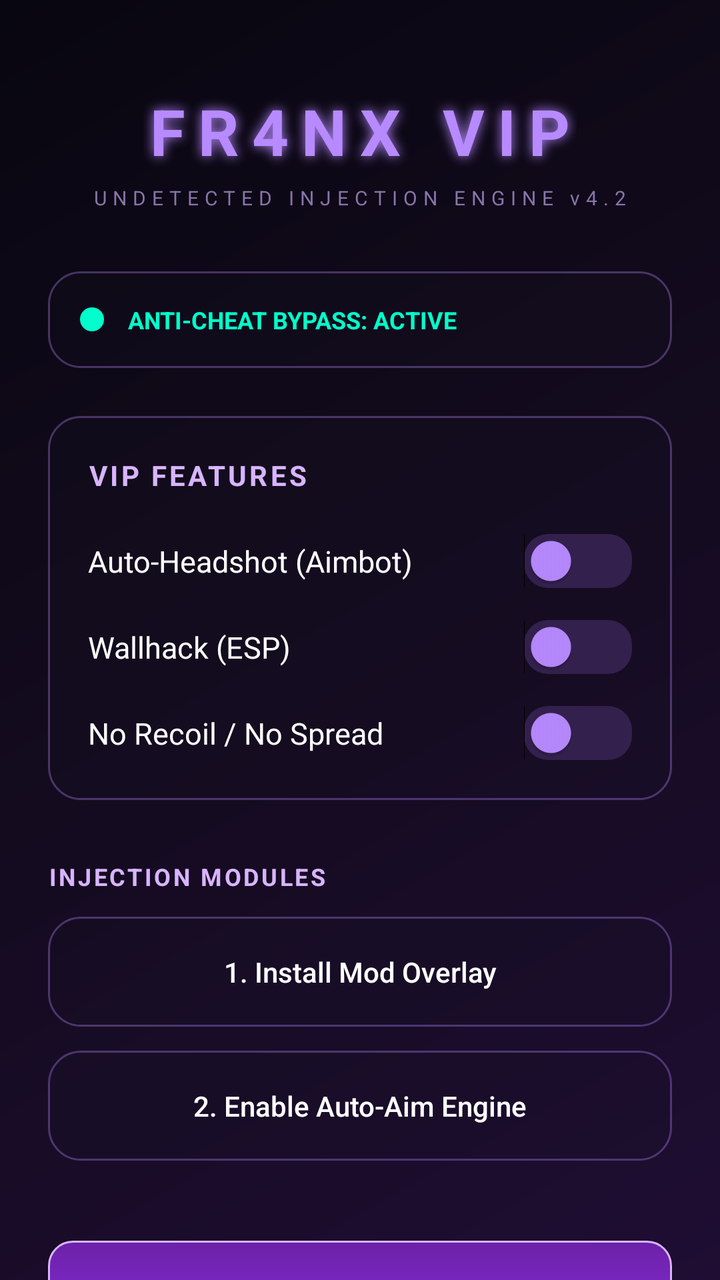
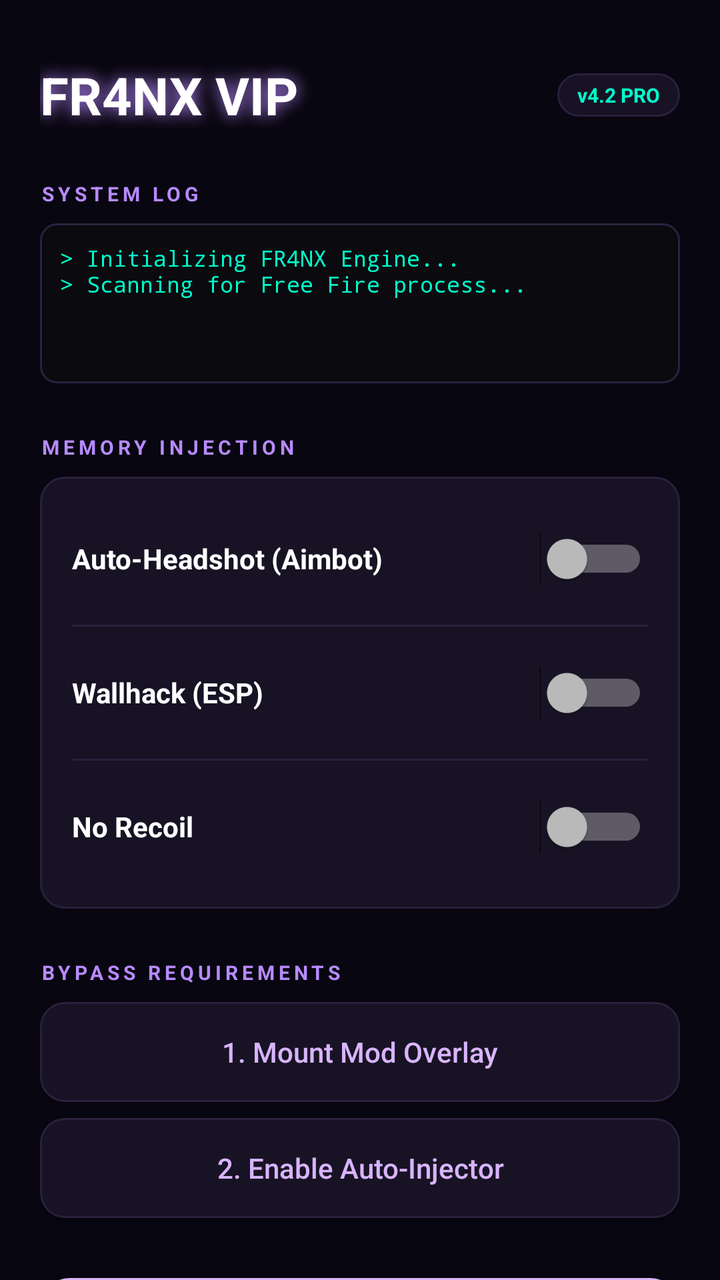

The first picture is an Android layout as it rendered before a commit; the second is the same layout after the commit. The layout source and the unified diff follow.
<!-- AndroidManifest.xml: application theme android:Theme.Material.NoActionBar -->
<!-- res/layout/activity_main.xml -->
<?xml version="1.0" encoding="utf-8"?>
<ScrollView xmlns:android="http://schemas.android.com/apk/res/android"
    android:layout_width="match_parent"
    android:layout_height="match_parent"
    android:background="@drawable/bg_gradient"
    android:fillViewport="true"
    android:scrollbars="none">

    <LinearLayout
        android:layout_width="match_parent"
        android:layout_height="wrap_content"
        android:orientation="vertical"
        android:padding="24dp">

        
        <TextView
            android:id="@+id/txtLogo"
            android:layout_width="wrap_content"
            android:layout_height="wrap_content"
            android:layout_gravity="center_horizontal"
            android:layout_marginTop="20dp"
            android:text="FR4NX VIP"
            android:textColor="#B78AFF"
            android:textSize="32sp"
            android:textStyle="bold"
            android:shadowColor="#B78AFF"
            android:shadowDx="0"
            android:shadowDy="0"
            android:shadowRadius="15"
            android:letterSpacing="0.2"/>

        <TextView
            android:layout_width="wrap_content"
            android:layout_height="wrap_content"
            android:layout_gravity="center_horizontal"
            android:layout_marginTop="5dp"
            android:text="UNDETECTED INJECTION ENGINE v4.2"
            android:textColor="#8875AA"
            android:textSize="10sp"
            android:letterSpacing="0.3"/>

        
        <LinearLayout
            android:layout_width="match_parent"
            android:layout_height="wrap_content"
            android:layout_marginTop="30dp"
            android:background="@drawable/glass_card"
            android:orientation="horizontal"
            android:padding="16dp"
            android:gravity="center_vertical">

            <View
                android:layout_width="12dp"
                android:layout_height="12dp"
                android:background="@drawable/purple_glass"
                android:backgroundTint="#00FFCC" />

            <TextView
                android:layout_width="wrap_content"
                android:layout_height="wrap_content"
                android:layout_marginStart="12dp"
                android:text="ANTI-CHEAT BYPASS: ACTIVE"
                android:textColor="#00FFCC"
                android:textSize="12sp"
                android:textStyle="bold"/>
        </LinearLayout>

        
        <LinearLayout
            android:layout_width="match_parent"
            android:layout_height="wrap_content"
            android:layout_marginTop="24dp"
            android:background="@drawable/glass_card"
            android:orientation="vertical"
            android:padding="20dp">

            <TextView
                android:layout_width="wrap_content"
                android:layout_height="wrap_content"
                android:text="VIP FEATURES"
                android:textColor="#D8B4FE"
                android:textSize="14sp"
                android:textStyle="bold"
                android:letterSpacing="0.1"/>

            
            <LinearLayout
                android:layout_width="match_parent"
                android:layout_height="wrap_content"
                android:layout_marginTop="20dp"
                android:gravity="center_vertical"
                android:orientation="horizontal">

                <TextView
                    android:layout_width="0dp"
                    android:layout_height="wrap_content"
                    android:layout_weight="1"
                    android:text="Auto-Headshot (Aimbot)"
                    android:textColor="#FFFFFF"
                    android:textSize="15sp" />

                <Switch
                    android:id="@+id/aimbotSwitch"
                    android:layout_width="wrap_content"
                    android:layout_height="wrap_content"
                    android:track="@drawable/switch_track"
                    android:thumbTint="#B78AFF" />
            </LinearLayout>

            
            <LinearLayout
                android:layout_width="match_parent"
                android:layout_height="wrap_content"
                android:layout_marginTop="16dp"
                android:gravity="center_vertical"
                android:orientation="horizontal">

                <TextView
                    android:layout_width="0dp"
                    android:layout_height="wrap_content"
                    android:layout_weight="1"
                    android:text="Wallhack (ESP)"
                    android:textColor="#FFFFFF"
                    android:textSize="15sp" />

                <Switch
                    android:id="@+id/espSwitch"
                    android:layout_width="wrap_content"
                    android:layout_height="wrap_content"
                    android:track="@drawable/switch_track"
                    android:thumbTint="#B78AFF" />
            </LinearLayout>

            
            <LinearLayout
                android:layout_width="match_parent"
                android:layout_height="wrap_content"
                android:layout_marginTop="16dp"
                android:gravity="center_vertical"
                android:orientation="horizontal">

                <TextView
                    android:layout_width="0dp"
                    android:layout_height="wrap_content"
                    android:layout_weight="1"
                    android:text="No Recoil / No Spread"
                    android:textColor="#FFFFFF"
                    android:textSize="15sp" />

                <Switch
                    android:id="@+id/recoilSwitch"
                    android:layout_width="wrap_content"
                    android:layout_height="wrap_content"
                    android:track="@drawable/switch_track"
                    android:thumbTint="#B78AFF" />
            </LinearLayout>
        </LinearLayout>

        
        <TextView
            android:layout_width="wrap_content"
            android:layout_height="wrap_content"
            android:layout_marginTop="30dp"
            android:text="INJECTION MODULES"
            android:textColor="#D8B4FE"
            android:textSize="12sp"
            android:textStyle="bold"
            android:letterSpacing="0.1"/>

        <Button
            android:id="@+id/overlayPermissionButton"
            android:layout_width="match_parent"
            android:layout_height="55dp"
            android:layout_marginTop="12dp"
            android:background="@drawable/glass_card"
            android:text="1. Install Mod Overlay"
            android:textAllCaps="false"
            android:textColor="#FFFFFF"
            android:textSize="14sp" />

        <Button
            android:id="@+id/accessibilityPermissionButton"
            android:layout_width="match_parent"
            android:layout_height="55dp"
            android:layout_marginTop="12dp"
            android:background="@drawable/glass_card"
            android:text="2. Enable Auto-Aim Engine"
            android:textAllCaps="false"
            android:textColor="#FFFFFF"
            android:textSize="14sp" />

        
        <Button
            android:id="@+id/activateButton"
            android:layout_width="match_parent"
            android:layout_height="65dp"
            android:layout_marginTop="40dp"
            android:background="@drawable/neon_button"
            android:text="ACTIVATE HACK"
            android:textColor="#FFFFFF"
            android:textSize="18sp"
            android:textStyle="bold"
            android:letterSpacing="0.15"
            android:shadowColor="#FFFFFF"
            android:shadowRadius="10"/>

        <ProgressBar
            android:id="@+id/progressBar"
            style="?android:attr/progressBarStyleHorizontal"
            android:layout_width="match_parent"
            android:layout_height="5dp"
            android:layout_marginTop="20dp"
            android:progressTint="#B78AFF"
            android:progressBackgroundTint="#30243E"
            android:visibility="gone"/>

        <TextView
            android:id="@+id/statusText"
            android:layout_width="match_parent"
            android:layout_height="wrap_content"
            android:layout_marginTop="15dp"
            android:layout_marginBottom="30dp"
            android:gravity="center"
            android:text="SYSTEM READY FOR INJECTION"
            android:textColor="#9989B0"
            android:textSize="11sp"
            android:letterSpacing="0.1"/>

    </LinearLayout>
</ScrollView>
<!-- resources referenced by this layout -->
<resources>
  <!-- drawable bg_gradient (drawable) -->
  <?xml version="1.0" encoding="utf-8"?>
  <shape xmlns:android="http://schemas.android.com/apk/res/android">
      <gradient
          android:angle="135"
          android:centerColor="#140B1F"
          android:endColor="#080610"
          android:startColor="#1F0D33"
          android:type="linear" />
  </shape>
  <!-- drawable glass_card (drawable) -->
  <?xml version="1.0" encoding="utf-8"?>
  <shape xmlns:android="http://schemas.android.com/apk/res/android">
      <solid android:color="#251A1A24" /> 
      <stroke android:width="1dp" android:color="#55B78AFF" /> 
      <corners android:radius="16dp" />
  </shape>
  <!-- drawable neon_button (drawable) -->
  <?xml version="1.0" encoding="utf-8"?>
  <shape xmlns:android="http://schemas.android.com/apk/res/android">
      <gradient
          android:angle="90"
          android:endColor="#6B21A8"
          android:startColor="#9333EA"
          android:type="linear" />
      <corners android:radius="12dp" />
      <stroke android:width="1dp" android:color="#D8B4FE" />
  </shape>
  <!-- drawable purple_glass (drawable) -->
  <?xml version="1.0" encoding="utf-8"?>
  
  <shape xmlns:android="http://schemas.android.com/apk/res/android">
      <solid android:color="#251436"/>
      <corners android:radius="75dp"/>
      <stroke android:width="2dp" android:color="#A855F7"/>
  </shape>
  <!-- drawable switch_track (drawable) -->
  <?xml version="1.0" encoding="utf-8"?>
  <shape xmlns:android="http://schemas.android.com/apk/res/android" android:shape="rectangle">
      <solid android:color="#33204D" />
      <corners android:radius="12dp" />
  </shape>
</resources>

<!-- the commit's change to res/layout/activity_main.xml (unified diff, before → after) -->
@@ -2,7 +2,7 @@
 <ScrollView xmlns:android="http://schemas.android.com/apk/res/android"
     android:layout_width="match_parent"
     android:layout_height="match_parent"
-    android:background="@drawable/bg_gradient"
+    android:background="#080610"
     android:fillViewport="true"
     android:scrollbars="none">
 
@@ -10,219 +10,188 @@
         android:layout_width="match_parent"
         android:layout_height="wrap_content"
         android:orientation="vertical"
-        android:padding="24dp">
-
-        
-        <TextView
-            android:id="@+id/txtLogo"
-            android:layout_width="wrap_content"
-            android:layout_height="wrap_content"
-            android:layout_gravity="center_horizontal"
-            android:layout_marginTop="20dp"
-            android:text="FR4NX VIP"
-            android:textColor="#B78AFF"
-            android:textSize="32sp"
-            android:textStyle="bold"
-            android:shadowColor="#B78AFF"
-            android:shadowDx="0"
-            android:shadowDy="0"
-            android:shadowRadius="15"
-            android:letterSpacing="0.2"/>
-
-        <TextView
-            android:layout_width="wrap_content"
-            android:layout_height="wrap_content"
-            android:layout_gravity="center_horizontal"
-            android:layout_marginTop="5dp"
-            android:text="UNDETECTED INJECTION ENGINE v4.2"
-            android:textColor="#8875AA"
-            android:textSize="10sp"
-            android:letterSpacing="0.3"/>
+        android:padding="20dp">
 
         
         <LinearLayout
             android:layout_width="match_parent"
             android:layout_height="wrap_content"
-            android:layout_marginTop="30dp"
-            android:background="@drawable/glass_card"
+            android:gravity="center_vertical"
             android:orientation="horizontal"
-            android:padding="16dp"
-            android:gravity="center_vertical">
+            android:layout_marginTop="10dp">
 
-            <View
-                android:layout_width="12dp"
-                android:layout_height="12dp"
-                android:background="@drawable/purple_glass"
-                android:backgroundTint="#00FFCC" />
+            <TextView
+                android:id="@+id/txtLogo"
+                android:layout_width="0dp"
+                android:layout_weight="1"
+                android:layout_height="wrap_content"
+                android:text="FR4NX VIP"
+                android:textColor="#FFFFFF"
+                android:textSize="26sp"
+                android:textStyle="bold"
+                android:shadowColor="#B78AFF"
+                android:shadowDx="0"
+                android:shadowDy="0"
+                android:shadowRadius="20"/>
 
             <TextView
                 android:layout_width="wrap_content"
                 android:layout_height="wrap_content"
-                android:layout_marginStart="12dp"
-                android:text="ANTI-CHEAT BYPASS: ACTIVE"
+                android:background="@drawable/card_bg"
+                android:paddingHorizontal="10dp"
+                android:paddingVertical="4dp"
+                android:text="v4.2 PRO"
                 android:textColor="#00FFCC"
-                android:textSize="12sp"
+                android:textSize="10sp"
                 android:textStyle="bold"/>
-        </LinearLayout>
-
-        
-        <LinearLayout
-            android:layout_width="match_parent"
-            android:layout_height="wrap_content"
-            android:layout_marginTop="24dp"
-            android:background="@drawable/glass_card"
-            android:orientation="vertical"
-            android:padding="20dp">
-
-            <TextView
-                android:layout_width="wrap_content"
-                android:layout_height="wrap_content"
-                android:text="VIP FEATURES"
-                android:textColor="#D8B4FE"
-                android:textSize="14sp"
-                android:textStyle="bold"
-                android:letterSpacing="0.1"/>
-
-            
-            <LinearLayout
-                android:layout_width="match_parent"
-                android:layout_height="wrap_content"
-                android:layout_marginTop="20dp"
-                android:gravity="center_vertical"
-                android:orientation="horizontal">
-
-                <TextView
-                    android:layout_width="0dp"
-                    android:layout_height="wrap_content"
-                    android:layout_weight="1"
-                    android:text="Auto-Headshot (Aimbot)"
-                    android:textColor="#FFFFFF"
-                    android:textSize="15sp" />
-
-                <Switch
-                    android:id="@+id/aimbotSwitch"
-                    android:layout_width="wrap_content"
-                    android:layout_height="wrap_content"
-                    android:track="@drawable/switch_track"
-                    android:thumbTint="#B78AFF" />
-            </LinearLayout>
-
-            
-            <LinearLayout
-                android:layout_width="match_parent"
-                android:layout_height="wrap_content"
-                android:layout_marginTop="16dp"
-                android:gravity="center_vertical"
-                android:orientation="horizontal">
-
-                <TextView
-                    android:layout_width="0dp"
-                    android:layout_height="wrap_content"
-                    android:layout_weight="1"
-                    android:text="Wallhack (ESP)"
-                    android:textColor="#FFFFFF"
-                    android:textSize="15sp" />
-
-                <Switch
-                    android:id="@+id/espSwitch"
-                    android:layout_width="wrap_content"
-                    android:layout_height="wrap_content"
-                    android:track="@drawable/switch_track"
-                    android:thumbTint="#B78AFF" />
-            </LinearLayout>
-
-            
-            <LinearLayout
-                android:layout_width="match_parent"
-                android:layout_height="wrap_content"
-                android:layout_marginTop="16dp"
-                android:gravity="center_vertical"
-                android:orientation="horizontal">
-
-                <TextView
-                    android:layout_width="0dp"
-                    android:layout_height="wrap_content"
-                    android:layout_weight="1"
-                    android:text="No Recoil / No Spread"
-                    android:textColor="#FFFFFF"
-                    android:textSize="15sp" />
-
-                <Switch
-                    android:id="@+id/recoilSwitch"
-                    android:layout_width="wrap_content"
-                    android:layout_height="wrap_content"
-                    android:track="@drawable/switch_track"
-                    android:thumbTint="#B78AFF" />
-            </LinearLayout>
         </LinearLayout>
 
         
         <TextView
             android:layout_width="wrap_content"
             android:layout_height="wrap_content"
-            android:layout_marginTop="30dp"
-            android:text="INJECTION MODULES"
-            android:textColor="#D8B4FE"
-            android:textSize="12sp"
+            android:layout_marginTop="25dp"
+            android:text="SYSTEM LOG"
+            android:textColor="#B78AFF"
+            android:textSize="10sp"
             android:textStyle="bold"
-            android:letterSpacing="0.1"/>
+            android:letterSpacing="0.2"/>
+
+        <TextView
+            android:id="@+id/txtConsole"
+            android:layout_width="match_parent"
+            android:layout_height="80dp"
+            android:layout_marginTop="8dp"
+            android:background="@drawable/terminal_bg"
+            android:fontFamily="monospace"
+            android:padding="10dp"
+            android:scrollbars="vertical"
+            android:text="> Initializing FR4NX Engine...\n> Scanning for Free Fire process..."
+            android:textColor="#00FFCC"
+            android:textSize="11sp" />
+
+        
+        <TextView
+            android:layout_width="wrap_content"
+            android:layout_height="wrap_content"
+            android:layout_marginTop="25dp"
+            android:text="MEMORY INJECTION"
+            android:textColor="#B78AFF"
+            android:textSize="10sp"
+            android:textStyle="bold"
+            android:letterSpacing="0.2"/>
+
+        <LinearLayout
+            android:layout_width="match_parent"
+            android:layout_height="wrap_content"
+            android:layout_marginTop="8dp"
+            android:background="@drawable/card_bg"
+            android:orientation="vertical"
+            android:padding="16dp">
+
+            <Switch
+                android:id="@+id/aimbotSwitch"
+                android:layout_width="match_parent"
+                android:layout_height="50dp"
+                android:text="Auto-Headshot (Aimbot)"
+                android:textColor="#FFFFFF"
+                android:textStyle="bold"
+                android:buttonTint="#B78AFF" />
+
+            <View
+                android:layout_width="match_parent"
+                android:layout_height="1dp"
+                android:layout_marginVertical="8dp"
+                android:background="#2A1F3D" />
+
+            <Switch
+                android:id="@+id/espSwitch"
+                android:layout_width="match_parent"
+                android:layout_height="50dp"
+                android:text="Wallhack (ESP)"
+                android:textColor="#FFFFFF"
+                android:textStyle="bold"
+                android:buttonTint="#B78AFF" />
+
+            <View
+                android:layout_width="match_parent"
+                android:layout_height="1dp"
+                android:layout_marginVertical="8dp"
+                android:background="#2A1F3D" />
+
+            <Switch
+                android:id="@+id/recoilSwitch"
+                android:layout_width="match_parent"
+                android:layout_height="50dp"
+                android:text="No Recoil"
+                android:textColor="#FFFFFF"
+                android:textStyle="bold"
+                android:buttonTint="#B78AFF" />
+        </LinearLayout>
+
+        
+        <TextView
+            android:layout_width="wrap_content"
+            android:layout_height="wrap_content"
+            android:layout_marginTop="25dp"
+            android:text="BYPASS REQUIREMENTS"
+            android:textColor="#B78AFF"
+            android:textSize="10sp"
+            android:textStyle="bold"
+            android:letterSpacing="0.2"/>
 
         <Button
             android:id="@+id/overlayPermissionButton"
             android:layout_width="match_parent"
-            android:layout_height="55dp"
-            android:layout_marginTop="12dp"
-            android:background="@drawable/glass_card"
-            android:text="1. Install Mod Overlay"
+            android:layout_height="50dp"
+            android:layout_marginTop="8dp"
+            android:background="@drawable/card_bg"
+            android:text="1. Mount Mod Overlay"
             android:textAllCaps="false"
-            android:textColor="#FFFFFF"
-            android:textSize="14sp" />
+            android:textColor="#D8B4FE" />
 
         <Button
             android:id="@+id/accessibilityPermissionButton"
             android:layout_width="match_parent"
-            android:layout_height="55dp"
-            android:layout_marginTop="12dp"
-            android:background="@drawable/glass_card"
-            android:text="2. Enable Auto-Aim Engine"
+            android:layout_height="50dp"
+            android:layout_marginTop="8dp"
+            android:background="@drawable/card_bg"
+            android:text="2. Enable Auto-Injector"
             android:textAllCaps="false"
-            android:textColor="#FFFFFF"
-            android:textSize="14sp" />
+            android:textColor="#D8B4FE" />
 
         
         <Button
             android:id="@+id/activateButton"
             android:layout_width="match_parent"
-            android:layout_height="65dp"
-            android:layout_marginTop="40dp"
-            android:background="@drawable/neon_button"
+            android:layout_height="60dp"
+            android:layout_marginTop="30dp"
+            android:background="@drawable/btn_glow"
             android:text="ACTIVATE HACK"
             android:textColor="#FFFFFF"
-            android:textSize="18sp"
+            android:textSize="16sp"
             android:textStyle="bold"
-            android:letterSpacing="0.15"
-            android:shadowColor="#FFFFFF"
-            android:shadowRadius="10"/>
+            android:letterSpacing="0.1"/>
 
         <ProgressBar
             android:id="@+id/progressBar"
             style="?android:attr/progressBarStyleHorizontal"
             android:layout_width="match_parent"
-            android:layout_height="5dp"
-            android:layout_marginTop="20dp"
-            android:progressTint="#B78AFF"
-            android:progressBackgroundTint="#30243E"
+            android:layout_height="4dp"
+            android:layout_marginTop="15dp"
+            android:progressTint="#00FFCC"
+            android:progressBackgroundTint="#1A1525"
             android:visibility="gone"/>
 
         <TextView
             android:id="@+id/statusText"
             android:layout_width="match_parent"
             android:layout_height="wrap_content"
-            android:layout_marginTop="15dp"
-            android:layout_marginBottom="30dp"
+            android:layout_marginTop="10dp"
+            android:layout_marginBottom="20dp"
             android:gravity="center"
-            android:text="SYSTEM READY FOR INJECTION"
-            android:textColor="#9989B0"
+            android:text="READY TO INJECT"
+            android:textColor="#8875AA"
             android:textSize="11sp"
             android:letterSpacing="0.1"/>
 
<!-- resource entries referenced after the edit -->
@@ -1,46 +1,30 @@
 <!-- resources referenced by this layout -->
 <resources>
-  <!-- drawable bg_gradient (drawable) -->
+  <!-- drawable btn_glow (drawable) -->
   <?xml version="1.0" encoding="utf-8"?>
   <shape xmlns:android="http://schemas.android.com/apk/res/android">
       <gradient
-          android:angle="135"
-          android:centerColor="#140B1F"
-          android:endColor="#080610"
-          android:startColor="#1F0D33"
+          android:angle="0"
+          android:centerColor="#9333EA"
+          android:endColor="#5B21B6"
+          android:startColor="#5B21B6"
           android:type="linear" />
+      <corners android:radius="14dp" />
+      <stroke android:width="2dp" android:color="#D8B4FE" />
   </shape>
-  <!-- drawable glass_card (drawable) -->
+  <!-- drawable card_bg (drawable) -->
   <?xml version="1.0" encoding="utf-8"?>
   <shape xmlns:android="http://schemas.android.com/apk/res/android">
-      <solid android:color="#251A1A24" /> 
-      <stroke android:width="1dp" android:color="#55B78AFF" /> 
-      <corners android:radius="16dp" />
+      <solid android:color="#181324" />
+      <stroke android:width="1dp" android:color="#2A1F3D" />
+      <corners android:radius="12dp" />
   </shape>
-  <!-- drawable neon_button (drawable) -->
+  <!-- drawable terminal_bg (drawable) -->
   <?xml version="1.0" encoding="utf-8"?>
   <shape xmlns:android="http://schemas.android.com/apk/res/android">
-      <gradient
-          android:angle="90"
-          android:endColor="#6B21A8"
-          android:startColor="#9333EA"
-          android:type="linear" />
-      <corners android:radius="12dp" />
-      <stroke android:width="1dp" android:color="#D8B4FE" />
-  </shape>
-  <!-- drawable purple_glass (drawable) -->
-  <?xml version="1.0" encoding="utf-8"?>
-  
-  <shape xmlns:android="http://schemas.android.com/apk/res/android">
-      <solid android:color="#251436"/>
-      <corners android:radius="75dp"/>
-      <stroke android:width="2dp" android:color="#A855F7"/>
-  </shape>
-  <!-- drawable switch_track (drawable) -->
-  <?xml version="1.0" encoding="utf-8"?>
-  <shape xmlns:android="http://schemas.android.com/apk/res/android" android:shape="rectangle">
-      <solid android:color="#33204D" />
-      <corners android:radius="12dp" />
+      <solid android:color="#0A0A0F" />
+      <stroke android:width="1dp" android:color="#33B78AFF" />
+      <corners android:radius="8dp" />
   </shape>
 </resources>
 
